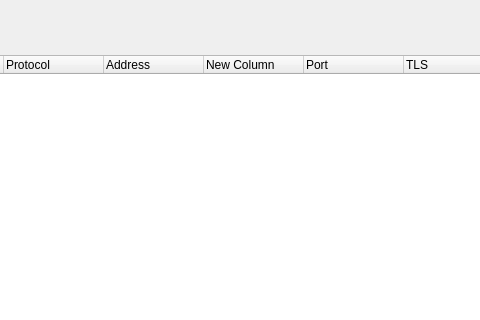
First picture: the form in desktop/form/mainwindow.ui, repository Sangiria/go-proxy, before the edit; both pictures show x 206 to 686 and y 0 to 320 of the 820 by 599 pixel window.
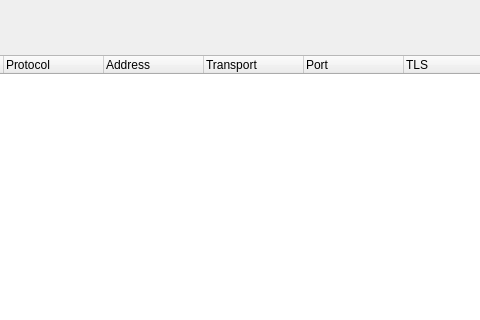
Second picture: the form after the edit.

What changed in the file:
```diff
--- a/desktop/form/mainwindow.ui
+++ b/desktop/form/mainwindow.ui
@@ -90,7 +90,7 @@
       </column>
       <column>
        <property name="text">
-        <string>New Column</string>
+        <string>Transport</string>
        </property>
       </column>
       <column>
```
